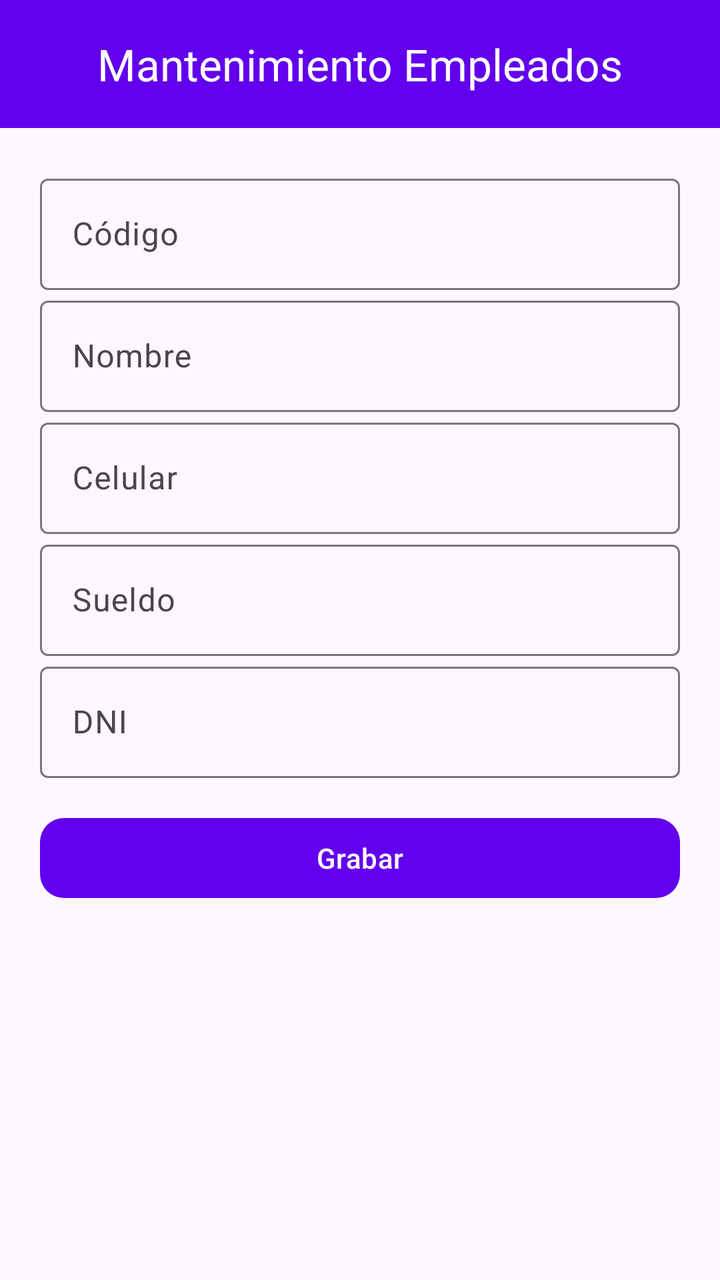
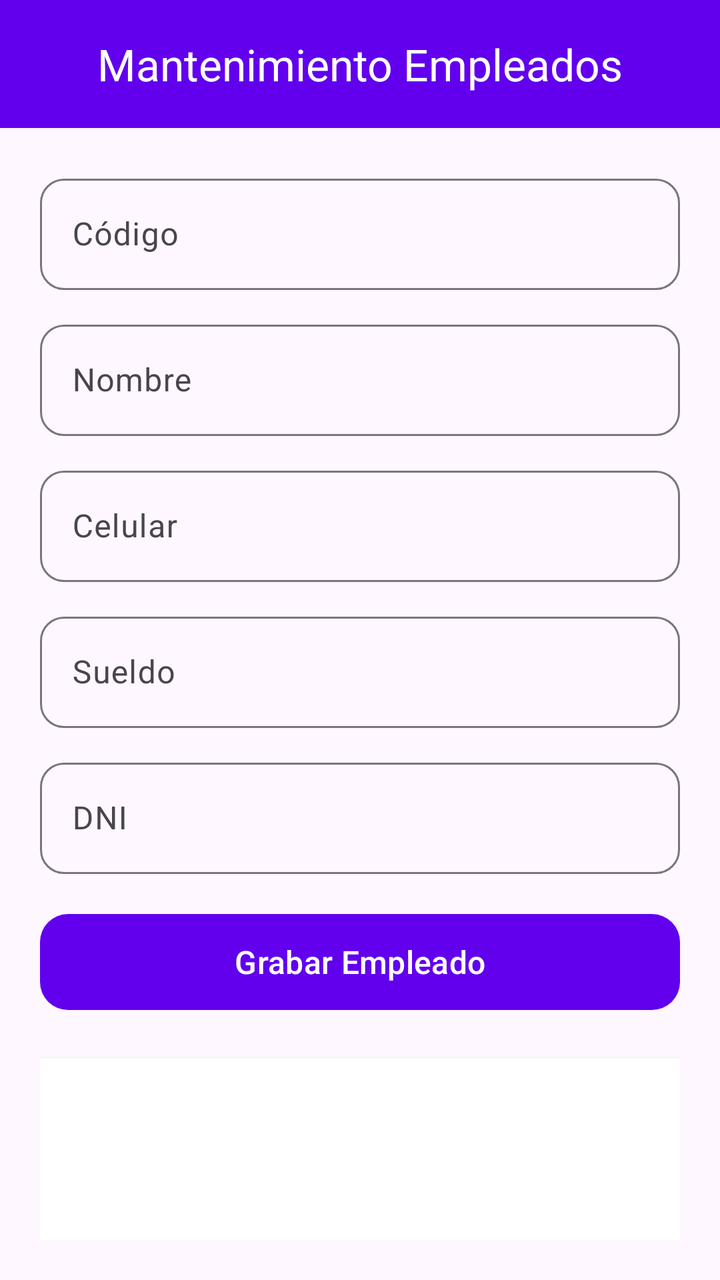

Two renders of the same Android screen: before a commit and after it. Below are the layout's source before the change and the commit's diff.
<!-- AndroidManifest.xml: application theme Theme.MaterialDesing -->
<!-- res/layout/activity_main.xml -->
<?xml version="1.0" encoding="utf-8"?>
<androidx.coordinatorlayout.widget.CoordinatorLayout
    xmlns:android="http://schemas.android.com/apk/res/android"
    xmlns:app="http://schemas.android.com/apk/res-auto"
    xmlns:tools="http://schemas.android.com/tools"
    android:id="@+id/main"
    android:layout_width="match_parent"
    android:layout_height="match_parent"
    tools:context=".MainActivity">

    
    <com.google.android.material.appbar.MaterialToolbar
        android:id="@+id/topAppBar"
        android:layout_width="match_parent"
        android:layout_height="?attr/actionBarSize"
        android:background="?attr/colorPrimary"
        app:title="Mantenimiento Empleados"
        app:titleCentered="true"
        app:titleTextColor="@android:color/white" />

    
    <androidx.core.widget.NestedScrollView
        android:layout_width="match_parent"
        android:layout_height="match_parent"
        android:padding="20dp"
        android:layout_marginTop="?attr/actionBarSize"
        android:fillViewport="true">

        <LinearLayout
            android:orientation="vertical"
            android:layout_width="match_parent"
            android:layout_height="wrap_content">

            
            <com.google.android.material.textfield.TextInputLayout
                android:layout_width="match_parent"
                android:layout_height="wrap_content"
                android:hint="Código">
                <com.google.android.material.textfield.TextInputEditText
                    android:id="@+id/txtCodigo"
                    android:layout_width="match_parent"
                    android:layout_height="wrap_content"/>
            </com.google.android.material.textfield.TextInputLayout>

            
            <com.google.android.material.textfield.TextInputLayout
                android:layout_width="match_parent"
                android:layout_height="wrap_content"
                android:hint="Nombre">
                <com.google.android.material.textfield.TextInputEditText
                    android:id="@+id/txtNombre"
                    android:layout_width="match_parent"
                    android:layout_height="wrap_content"/>
            </com.google.android.material.textfield.TextInputLayout>

            
            <com.google.android.material.textfield.TextInputLayout
                android:layout_width="match_parent"
                android:layout_height="wrap_content"
                android:hint="Celular">
                <com.google.android.material.textfield.TextInputEditText
                    android:id="@+id/txtCelular"
                    android:inputType="phone"
                    android:layout_width="match_parent"
                    android:layout_height="wrap_content"/>
            </com.google.android.material.textfield.TextInputLayout>

            
            <com.google.android.material.textfield.TextInputLayout
                android:layout_width="match_parent"
                android:layout_height="wrap_content"
                android:hint="Sueldo">
                <com.google.android.material.textfield.TextInputEditText
                    android:id="@+id/txtSueldo"
                    android:inputType="numberDecimal"
                    android:layout_width="match_parent"
                    android:layout_height="wrap_content"/>
            </com.google.android.material.textfield.TextInputLayout>

            
            <com.google.android.material.textfield.TextInputLayout
                android:layout_width="match_parent"
                android:layout_height="wrap_content"
                android:hint="DNI">
                <com.google.android.material.textfield.TextInputEditText
                    android:id="@+id/txtDni"
                    android:inputType="number"
                    android:layout_width="match_parent"
                    android:layout_height="wrap_content"/>
            </com.google.android.material.textfield.TextInputLayout>

            
            <com.google.android.material.button.MaterialButton
                android:id="@+id/btnGrabar"
                android:layout_width="match_parent"
                android:layout_height="wrap_content"
                android:text="Grabar"
                style="@style/Widget.Material3.Button"
                android:layout_marginTop="16dp"
                app:cornerRadius="12dp"/>

            <ListView
                android:id="@+id/listEmpleados"
                android:layout_width="match_parent"
                android:layout_height="300dp"
                android:nestedScrollingEnabled="true"
                android:divider="@android:color/darker_gray"
                android:dividerHeight="1dp"/>

        </LinearLayout>
    </androidx.core.widget.NestedScrollView>

</androidx.coordinatorlayout.widget.CoordinatorLayout>
<!-- resources referenced by this layout -->
<resources>
  <style name="Theme.MaterialDesing" parent="Base.Theme.MaterialDesing">
          <item name="colorPrimary">@color/purple_500</item>
          <item name="colorSecondary">@color/teal_200</item>
      </style>
  <style name="Base.Theme.MaterialDesing" parent="Theme.Material3.DayNight.NoActionBar">
      </style>
  <color name="purple_500">#6200EE</color>
  <color name="teal_200">#03DAC5</color>
</resources>

<!-- the commit's change to res/layout/activity_main.xml (unified diff, before → after) -->
@@ -33,9 +33,16 @@
 
             
             <com.google.android.material.textfield.TextInputLayout
+                style="@style/Widget.Material3.TextInputLayout.OutlinedBox"
                 android:layout_width="match_parent"
                 android:layout_height="wrap_content"
-                android:hint="Código">
+                android:layout_marginBottom="12dp"
+                android:hint="Código"
+                app:boxCornerRadiusBottomEnd="12dp"
+                app:boxCornerRadiusBottomStart="12dp"
+                app:boxCornerRadiusTopEnd="12dp"
+                app:boxCornerRadiusTopStart="12dp">
+
                 <com.google.android.material.textfield.TextInputEditText
                     android:id="@+id/txtCodigo"
                     android:layout_width="match_parent"
@@ -44,9 +51,16 @@
 
             
             <com.google.android.material.textfield.TextInputLayout
+                style="@style/Widget.Material3.TextInputLayout.OutlinedBox"
                 android:layout_width="match_parent"
                 android:layout_height="wrap_content"
-                android:hint="Nombre">
+                android:layout_marginBottom="12dp"
+                android:hint="Nombre"
+                app:boxCornerRadiusBottomEnd="12dp"
+                app:boxCornerRadiusBottomStart="12dp"
+                app:boxCornerRadiusTopEnd="12dp"
+                app:boxCornerRadiusTopStart="12dp">
+
                 <com.google.android.material.textfield.TextInputEditText
                     android:id="@+id/txtNombre"
                     android:layout_width="match_parent"
@@ -55,9 +69,16 @@
 
             
             <com.google.android.material.textfield.TextInputLayout
+                style="@style/Widget.Material3.TextInputLayout.OutlinedBox"
                 android:layout_width="match_parent"
                 android:layout_height="wrap_content"
-                android:hint="Celular">
+                android:layout_marginBottom="12dp"
+                android:hint="Celular"
+                app:boxCornerRadiusBottomEnd="12dp"
+                app:boxCornerRadiusBottomStart="12dp"
+                app:boxCornerRadiusTopEnd="12dp"
+                app:boxCornerRadiusTopStart="12dp">
+
                 <com.google.android.material.textfield.TextInputEditText
                     android:id="@+id/txtCelular"
                     android:inputType="phone"
@@ -67,9 +88,16 @@
 
             
             <com.google.android.material.textfield.TextInputLayout
+                style="@style/Widget.Material3.TextInputLayout.OutlinedBox"
                 android:layout_width="match_parent"
                 android:layout_height="wrap_content"
-                android:hint="Sueldo">
+                android:layout_marginBottom="12dp"
+                android:hint="Sueldo"
+                app:boxCornerRadiusBottomEnd="12dp"
+                app:boxCornerRadiusBottomStart="12dp"
+                app:boxCornerRadiusTopEnd="12dp"
+                app:boxCornerRadiusTopStart="12dp">
+
                 <com.google.android.material.textfield.TextInputEditText
                     android:id="@+id/txtSueldo"
                     android:inputType="numberDecimal"
@@ -79,9 +107,16 @@
 
             
             <com.google.android.material.textfield.TextInputLayout
+                style="@style/Widget.Material3.TextInputLayout.OutlinedBox"
                 android:layout_width="match_parent"
                 android:layout_height="wrap_content"
-                android:hint="DNI">
+                android:layout_marginBottom="16dp"
+                android:hint="DNI"
+                app:boxCornerRadiusBottomEnd="12dp"
+                app:boxCornerRadiusBottomStart="12dp"
+                app:boxCornerRadiusTopEnd="12dp"
+                app:boxCornerRadiusTopStart="12dp">
+
                 <com.google.android.material.textfield.TextInputEditText
                     android:id="@+id/txtDni"
                     android:inputType="number"
@@ -93,16 +128,21 @@
             <com.google.android.material.button.MaterialButton
                 android:id="@+id/btnGrabar"
                 android:layout_width="match_parent"
-                android:layout_height="wrap_content"
-                android:text="Grabar"
+                android:layout_height="56dp"
+                android:text="Grabar Empleado"
+                android:textSize="16sp"
                 style="@style/Widget.Material3.Button"
-                android:layout_marginTop="16dp"
-                app:cornerRadius="12dp"/>
+                android:layout_marginBottom="20dp"
+                app:cornerRadius="14dp"/>
 
+            
             <ListView
                 android:id="@+id/listEmpleados"
                 android:layout_width="match_parent"
-                android:layout_height="300dp"
+                android:layout_height="320dp"
+                android:padding="8dp"
+                android:background="@android:color/white"
+                android:elevation="2dp"
                 android:nestedScrollingEnabled="true"
                 android:divider="@android:color/darker_gray"
                 android:dividerHeight="1dp"/>
